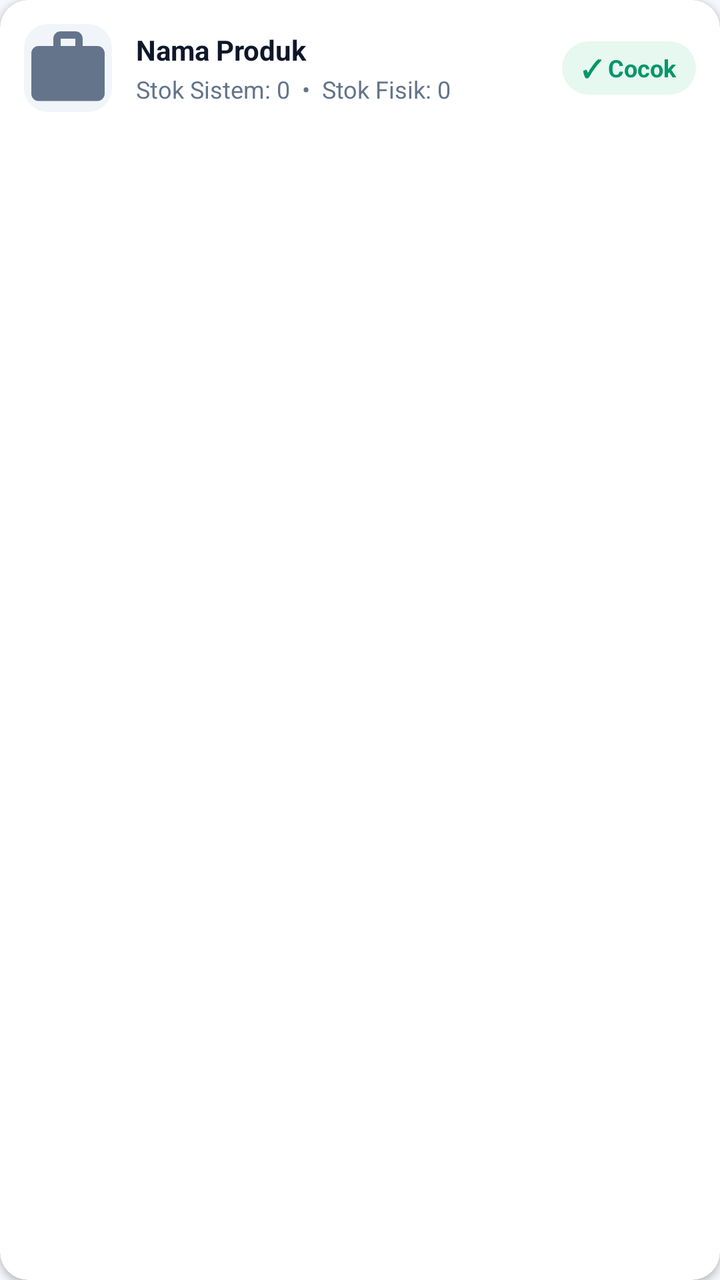
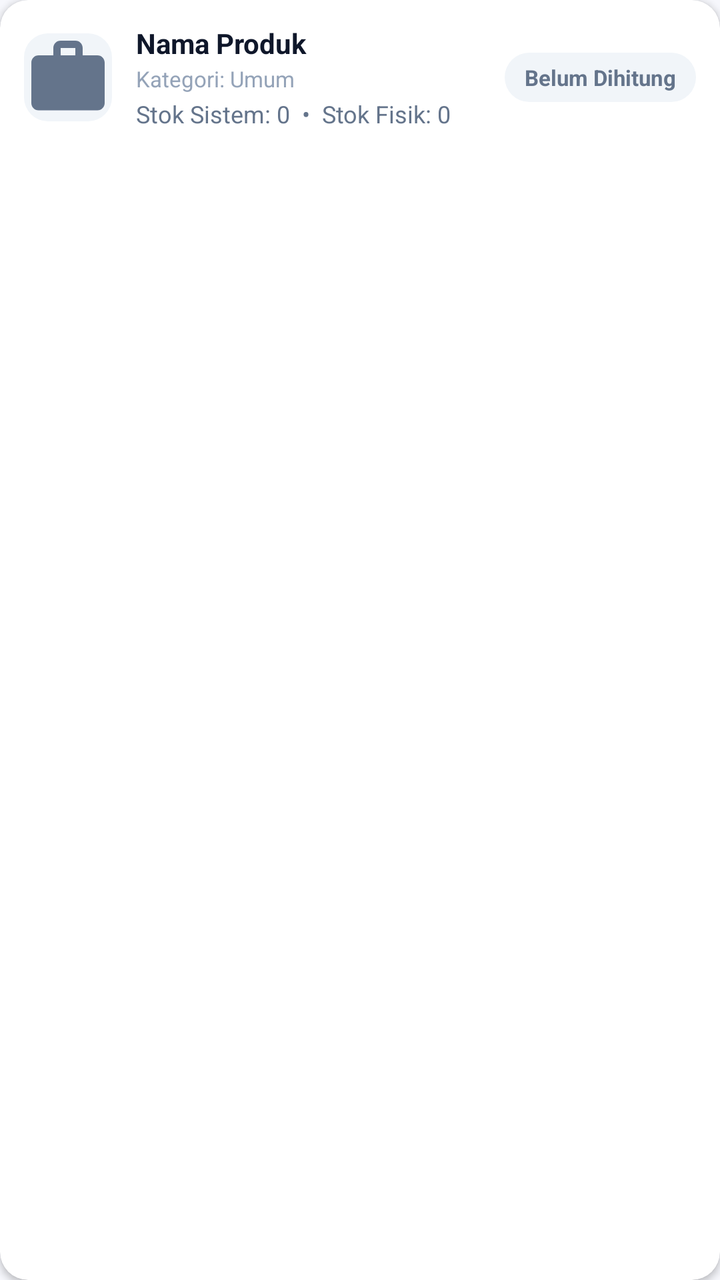

Two renders of the same Android screen: before a commit and after it. Below are the layout's source before the change and the commit's diff.
<!-- AndroidManifest.xml: application theme Theme.DenKasir -->
<!-- res/layout/item_stock_opname.xml -->
<?xml version="1.0" encoding="utf-8"?>
<androidx.cardview.widget.CardView
    xmlns:android="http://schemas.android.com/apk/res/android"
    xmlns:app="http://schemas.android.com/apk/res-auto"
    xmlns:tools="http://schemas.android.com/tools"
    android:layout_width="match_parent"
    android:layout_height="wrap_content"
    android:layout_marginBottom="8dp"
    android:clickable="true"
    android:focusable="true"
    android:foreground="?attr/selectableItemBackground"
    app:cardCornerRadius="14dp"
    app:cardElevation="2dp"
    app:cardBackgroundColor="@android:color/white">

    <androidx.constraintlayout.widget.ConstraintLayout
        android:layout_width="match_parent"
        android:layout_height="wrap_content"
        android:padding="12dp">

        <ImageView
            android:id="@+id/ivProductThumb"
            android:layout_width="44dp"
            android:layout_height="44dp"
            android:background="@drawable/bg_product_img_placeholder"
            android:src="@drawable/ic_nav_produk"
            android:scaleType="centerCrop"
            app:layout_constraintStart_toStartOf="parent"
            app:layout_constraintTop_toTopOf="parent"
            app:layout_constraintBottom_toBottomOf="parent" />

        <LinearLayout
            android:layout_width="0dp"
            android:layout_height="wrap_content"
            android:orientation="vertical"
            android:layout_marginStart="12dp"
            android:layout_marginEnd="8dp"
            app:layout_constraintStart_toEndOf="@id/ivProductThumb"
            app:layout_constraintEnd_toStartOf="@id/badgeStatus"
            app:layout_constraintTop_toTopOf="parent"
            app:layout_constraintBottom_toBottomOf="parent">

            <TextView
                android:id="@+id/tvOpnameProductName"
                android:layout_width="wrap_content"
                android:layout_height="wrap_content"
                android:text="Nama Produk"
                android:textColor="@color/text_primary"
                android:textSize="14sp"
                android:textStyle="bold" />

            <TextView
                android:id="@+id/tvOpnameStockDetail"
                android:layout_width="wrap_content"
                android:layout_height="wrap_content"
                android:text="Stok Sistem: 0  •  Stok Fisik: 0"
                android:textColor="@color/text_secondary"
                android:textSize="12sp"
                android:layout_marginTop="2dp" />

        </LinearLayout>

        
        <TextView
            android:id="@+id/badgeStatus"
            android:layout_width="wrap_content"
            android:layout_height="wrap_content"
            android:text="✓ Cocok"
            android:textColor="#059669"
            android:textSize="12sp"
            android:textStyle="bold"
            android:background="@drawable/bg_badge_cocok"
            android:paddingHorizontal="10dp"
            android:paddingVertical="5dp"
            app:layout_constraintEnd_toEndOf="parent"
            app:layout_constraintTop_toTopOf="parent"
            app:layout_constraintBottom_toBottomOf="parent" />

    </androidx.constraintlayout.widget.ConstraintLayout>

</androidx.cardview.widget.CardView>
<!-- resources referenced by this layout -->
<resources>
  <color name="text_primary">#0F172A</color>
  <color name="text_secondary">#64748B</color>
  <!-- drawable bg_badge_cocok (drawable) -->
  <shape xmlns:android="http://schemas.android.com/apk/res/android">
      <solid android:color="#E6F8F0" />
      <corners android:radius="20dp" />
  </shape>
  <!-- drawable bg_product_img_placeholder (drawable) -->
  <shape xmlns:android="http://schemas.android.com/apk/res/android">
      <solid android:color="#F1F5F9" />
      <corners android:radius="12dp" />
  </shape>
  <!-- drawable ic_nav_produk (drawable) -->
  <vector xmlns:android="http://schemas.android.com/apk/res/android"
      android:width="24dp"
      android:height="24dp"
      android:viewportWidth="24"
      android:viewportHeight="24">
    <path
        android:fillColor="#64748B"
        android:pathData="M20,6h-4V4c0,-1.11 -0.89,-2 -2,-2h-4c-1.11,0 -2,0.89 -2,2v2H4c-1.11,0 -1.99,0.89 -1.99,2L2,19c0,1.11 0.89,2 2,2h16c1.11,0 2,-0.89 2,-2V8c0,-1.11 -0.89,-2 -2,-2zm-6,0h-4V4h4v2z"/>
  </vector>
  <style name="Theme.DenKasir" parent="Theme.Material3.Light.NoActionBar">
          <item name="colorPrimary">@color/primary_purple</item>
          <item name="colorOnPrimary">@color/text_white</item>
          <item name="colorSurface">@color/bg_card</item>
          <item name="android:statusBarColor">@color/primary_purple_dark</item>
          <item name="android:windowLightStatusBar">false</item>
          <item name="android:windowBackground">@color/bg_screen</item>
      </style>
  <color name="primary_purple">#4A2BE6</color>
  <color name="text_white">#FFFFFF</color>
  <color name="bg_card">#FFFFFF</color>
  <color name="primary_purple_dark">#371EC4</color>
  <color name="bg_screen">#F6F7FC</color>
</resources>

<!-- the commit's change to res/layout/item_stock_opname.xml (unified diff, before → after) -->
@@ -50,6 +50,15 @@
                 android:textStyle="bold" />
 
             <TextView
+                android:id="@+id/tvOpnameCategoryBarcode"
+                android:layout_width="wrap_content"
+                android:layout_height="wrap_content"
+                android:text="Kategori: Umum"
+                android:textColor="@color/text_muted"
+                android:textSize="11sp"
+                android:layout_marginTop="1dp" />
+
+            <TextView
                 android:id="@+id/tvOpnameStockDetail"
                 android:layout_width="wrap_content"
                 android:layout_height="wrap_content"
@@ -65,11 +74,11 @@
             android:id="@+id/badgeStatus"
             android:layout_width="wrap_content"
             android:layout_height="wrap_content"
-            android:text="✓ Cocok"
-            android:textColor="#059669"
-            android:textSize="12sp"
+            android:text="Belum Dihitung"
+            android:textColor="#64748B"
+            android:textSize="11sp"
             android:textStyle="bold"
-            android:background="@drawable/bg_badge_cocok"
+            android:background="@drawable/bg_badge_uncounted"
             android:paddingHorizontal="10dp"
             android:paddingVertical="5dp"
             app:layout_constraintEnd_toEndOf="parent"
<!-- resource entries referenced after the edit -->
@@ -1,10 +1,11 @@
 <!-- resources referenced by this layout -->
 <resources>
+  <color name="text_muted">#94A3B8</color>
   <color name="text_primary">#0F172A</color>
   <color name="text_secondary">#64748B</color>
-  <!-- drawable bg_badge_cocok (drawable) -->
+  <!-- drawable bg_badge_uncounted (drawable) -->
   <shape xmlns:android="http://schemas.android.com/apk/res/android">
-      <solid android:color="#E6F8F0" />
+      <solid android:color="#F1F5F9" />
       <corners android:radius="20dp" />
   </shape>
   <!-- drawable bg_product_img_placeholder (drawable) -->
